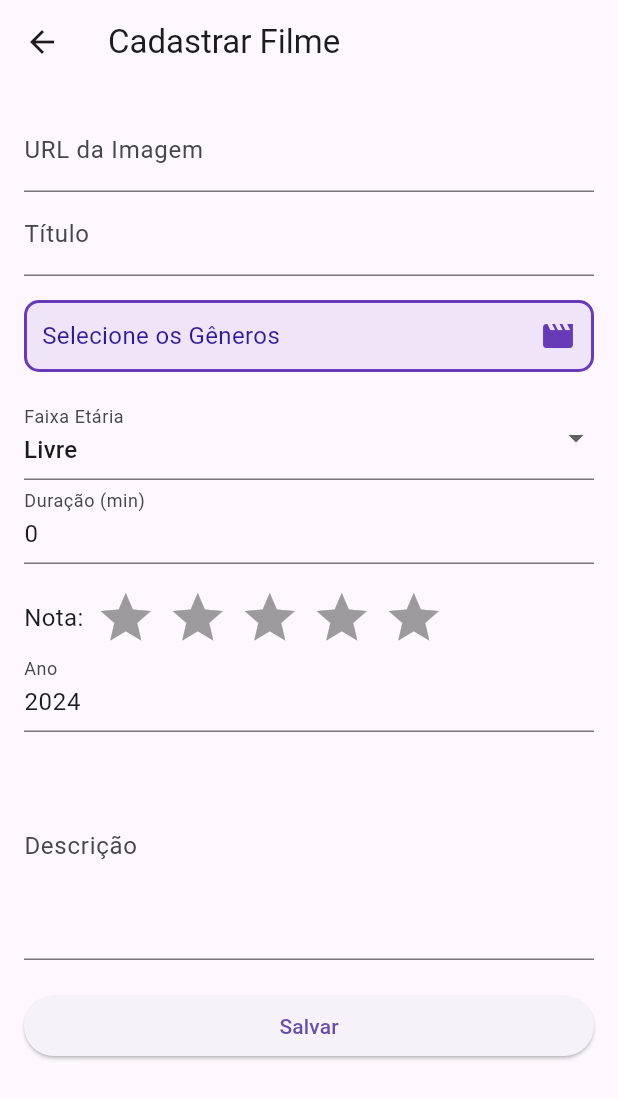
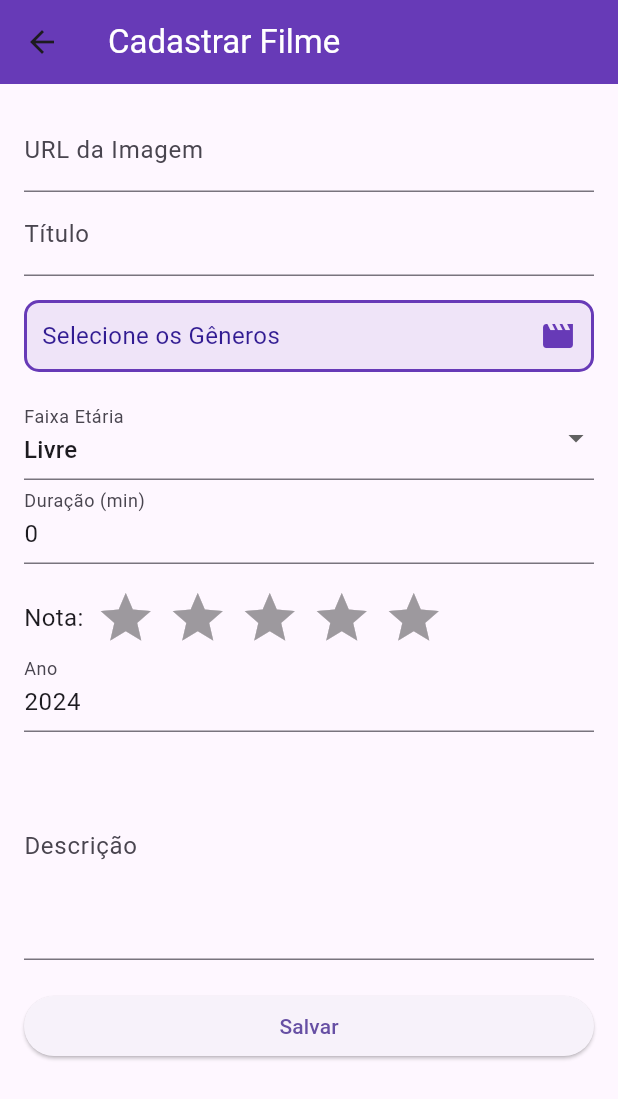
Before and after one commit to EmillyLopes/cadastro_filmes, a Flutter app: the CadastrarFilmePage screen opened directly, on a phone screen of 412 x 824 dp. Shown: the top 1099 px of the screen. Run offline on Flutter 3.47's test engine with Material 3 defaults, Android fonts, the phone set to English and light mode, and no system bars; drawn by our look-alikes of flutter_rating_bar, multi_select_flutter; our stand-ins replace sqflite; accounts and stored records are empty.

Commit message:
[BUILD] - Incluindo novos generos de filmes, e arrumando as cores dos icones. Colocando informações do grupo

```diff
--- a/lib/pages/cadastrar_filme_page.dart
+++ b/lib/pages/cadastrar_filme_page.dart
@@ -27,13 +27,22 @@ class _CadastrarFilmePageState extends State<CadastrarFilmePage> {
 
   final List<MultiSelectItem<String>> _genreItems = [
     MultiSelectItem('Ação', 'Ação'),
+    MultiSelectItem('Animação', 'Animação'),
+    MultiSelectItem('Aventura', 'Aventura'),
+    MultiSelectItem('Biografia', 'Biografia'),
     MultiSelectItem('Comédia', 'Comédia'),
+    MultiSelectItem('Documentário', 'Documentário'),
     MultiSelectItem('Drama', 'Drama'),
+    MultiSelectItem('Fantasia', 'Fantasia'),
+    MultiSelectItem('Faroeste', 'Faroeste'),
+    MultiSelectItem('Ficção Científica', 'Ficção Científica'),
+    MultiSelectItem('Mistério', 'Mistério'),
+    MultiSelectItem('Musical', 'Musical'),
+    MultiSelectItem('Policial', 'Policial'),
+    MultiSelectItem('Romance', 'Romance'),
+    MultiSelectItem('Suspense', 'Suspense'),
     MultiSelectItem('Terror', 'Terror'),
-    MultiSelectItem('Ficção Científica', 'Ficção Científica'),
-    MultiSelectItem('Romance', 'Romance'),
-    MultiSelectItem('Aventura', 'Aventura'),
-    MultiSelectItem('Animação', 'Animação'),
+    MultiSelectItem('Thriller', 'Thriller'),
   ];
 
   @override
@@ -89,7 +98,11 @@ class _CadastrarFilmePageState extends State<CadastrarFilmePage> {
   Widget build(BuildContext context) {
     return Scaffold(
       appBar: AppBar(
-        title: Text(widget.filme == null ? 'Cadastrar Filme' : 'Editar Filme'),
+        backgroundColor: Colors.deepPurple,
+        title: Text(
+          widget.filme == null ? 'Cadastrar Filme' : 'Editar Filme',
+          style: TextStyle(color: Colors.white),
+        ),
       ),
       body: Padding(
         padding: EdgeInsets.all(16.0),
--- a/lib/pages/listar_filmes_page.dart
+++ b/lib/pages/listar_filmes_page.dart
@@ -48,6 +48,7 @@ class _ListarFilmesPageState extends State<ListarFilmesPage> {
         actions: [
           IconButton(
             icon: Icon(Icons.info),
+            color: Colors.white,
             onPressed: () {
               _showAlert(context);
             },
@@ -146,8 +147,8 @@ class _ListarFilmesPageState extends State<ListarFilmesPage> {
       context: context,
       builder: (BuildContext context) {
         return AlertDialog(
-          title: Text("Nome do Grupo"),
-          content: Text("Seu Grupo"),
+          title: Text("Equipe:"),
+          content: Text("Emilly Lopes dos Santos e Silva"),
           actions: <Widget>[
             TextButton(
               child: Text("OK"),
```
